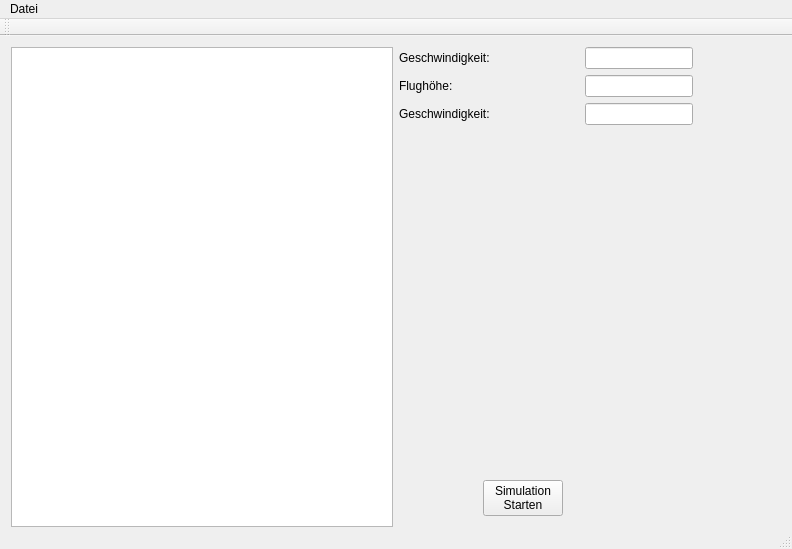
This is steuerung.ui in oevermann/flaming-robot as Qt 5 draws it before an edit. The edited form follows.
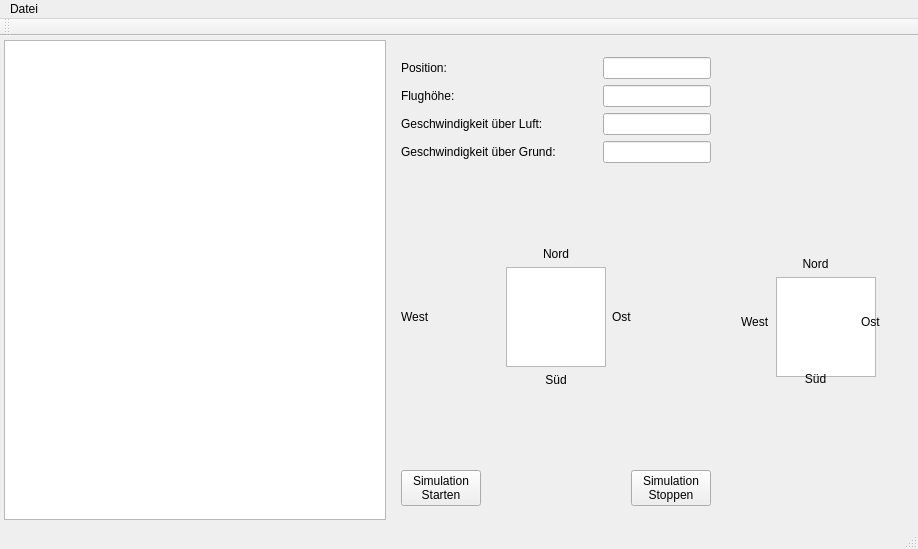
This is the edited form.

The edit to the form file:
```diff
--- a/steuerung.ui
+++ b/steuerung.ui
@@ -12,7 +12,7 @@
    <rect>
     <x>0</x>
     <y>0</y>
-    <width>792</width>
+    <width>918</width>
     <height>549</height>
    </rect>
   </property>
@@ -26,8 +26,96 @@
    <string>Steuerung</string>
   </property>
   <widget class="QWidget" name="centralWidget">
-   <layout class="QGridLayout" name="gridLayout">
-    <item row="0" column="1">
+   <widget class="QGraphicsView" name="graphicsView">
+    <property name="geometry">
+     <rect>
+      <x>4</x>
+      <y>4</y>
+      <width>382</width>
+      <height>480</height>
+     </rect>
+    </property>
+    <property name="minimumSize">
+     <size>
+      <width>382</width>
+      <height>480</height>
+     </size>
+    </property>
+    <property name="interactive">
+     <bool>false</bool>
+    </property>
+   </widget>
+   <widget class="QWidget" name="layoutWidget">
+    <property name="geometry">
+     <rect>
+      <x>730</x>
+      <y>210</y>
+      <width>162</width>
+      <height>151</height>
+     </rect>
+    </property>
+    <layout class="QGridLayout" name="gridLayout_3">
+     <item row="2" column="0">
+      <widget class="QLabel" name="lblWest_2">
+       <property name="text">
+        <string>West</string>
+       </property>
+      </widget>
+     </item>
+     <item row="2" column="1">
+      <widget class="QGraphicsView" name="wind_graphicsView">
+       <property name="minimumSize">
+        <size>
+         <width>100</width>
+         <height>100</height>
+        </size>
+       </property>
+       <property name="maximumSize">
+        <size>
+         <width>100</width>
+         <height>100</height>
+        </size>
+       </property>
+      </widget>
+     </item>
+     <item row="2" column="2">
+      <widget class="QLabel" name="lblOst_2">
+       <property name="text">
+        <string>Ost</string>
+       </property>
+      </widget>
+     </item>
+     <item row="3" column="1">
+      <widget class="QLabel" name="lblSued_2">
+       <property name="text">
+        <string>Süd</string>
+       </property>
+       <property name="alignment">
+        <set>Qt::AlignCenter</set>
+       </property>
+      </widget>
+     </item>
+     <item row="1" column="1">
+      <widget class="QLabel" name="lblNord_2">
+       <property name="text">
+        <string>Nord</string>
+       </property>
+       <property name="alignment">
+        <set>Qt::AlignCenter</set>
+       </property>
+      </widget>
+     </item>
+    </layout>
+   </widget>
+   <widget class="QWidget" name="layoutWidget">
+    <property name="geometry">
+     <rect>
+      <x>390</x>
+      <y>10</y>
+      <width>332</width>
+      <height>471</height>
+     </rect>
+    </property>
      <layout class="QVBoxLayout" name="verticalLayout_3">
       <item>
        <layout class="QHBoxLayout" name="horizontalLayout">
@@ -36,7 +124,7 @@
           <item>
            <widget class="QLabel" name="label">
             <property name="text">
-             <string>Geschwindigkeit:</string>
+            <string>Position:</string>
             </property>
            </widget>
           </item>
@@ -50,7 +138,14 @@
           <item>
            <widget class="QLabel" name="label_3">
             <property name="text">
-             <string>Geschwindigkeit:</string>
+            <string>Geschwindigkeit über Luft:</string>
+           </property>
+          </widget>
+         </item>
+         <item>
+          <widget class="QLabel" name="label_4">
+           <property name="text">
+            <string>Geschwindigkeit über Grund:</string>
             </property>
            </widget>
           </item>
@@ -63,7 +158,7 @@
           </property>
           <property name="sizeHint" stdset="0">
            <size>
-            <width>18</width>
+           <width>5</width>
             <height>20</height>
            </size>
           </property>
@@ -92,20 +187,77 @@
             </property>
            </widget>
           </item>
-         </layout>
-        </item>
+         <item>
+          <widget class="QLineEdit" name="groundspeed_text"/>
+         </item>
+        </layout>
+       </item>
+      </layout>
+     </item>
         <item>
-         <spacer name="horizontalSpacer_4">
+      <spacer name="verticalSpacer">
           <property name="orientation">
-           <enum>Qt::Horizontal</enum>
+        <enum>Qt::Vertical</enum>
           </property>
           <property name="sizeHint" stdset="0">
            <size>
-            <width>40</width>
-            <height>20</height>
+         <width>20</width>
+         <height>40</height>
            </size>
           </property>
          </spacer>
+     </item>
+     <item>
+      <layout class="QGridLayout" name="gridLayout_2">
+       <item row="2" column="0">
+        <widget class="QLabel" name="lblWest">
+         <property name="text">
+          <string>West</string>
+         </property>
+        </widget>
+       </item>
+       <item row="2" column="1">
+        <widget class="QGraphicsView" name="komp_graphicsView">
+         <property name="minimumSize">
+          <size>
+           <width>100</width>
+           <height>100</height>
+          </size>
+         </property>
+         <property name="maximumSize">
+          <size>
+           <width>100</width>
+           <height>100</height>
+          </size>
+         </property>
+        </widget>
+       </item>
+       <item row="2" column="2">
+        <widget class="QLabel" name="lblOst">
+         <property name="text">
+          <string>Ost</string>
+         </property>
+        </widget>
+       </item>
+       <item row="3" column="1">
+        <widget class="QLabel" name="lblSued">
+         <property name="text">
+          <string>Süd</string>
+         </property>
+         <property name="alignment">
+          <set>Qt::AlignCenter</set>
+         </property>
+        </widget>
+       </item>
+       <item row="1" column="1">
+        <widget class="QLabel" name="lblNord">
+         <property name="text">
+          <string>Nord</string>
+         </property>
+         <property name="alignment">
+          <set>Qt::AlignCenter</set>
+         </property>
+        </widget>
         </item>
        </layout>
       </item>
@@ -124,19 +276,6 @@
       </item>
       <item>
        <layout class="QHBoxLayout" name="horizontalLayout_2">
-        <item>
-         <spacer name="horizontalSpacer">
-          <property name="orientation">
-           <enum>Qt::Horizontal</enum>
-          </property>
-          <property name="sizeHint" stdset="0">
-           <size>
-            <width>48</width>
-            <height>20</height>
-           </size>
-          </property>
-         </spacer>
-        </item>
         <item>
          <widget class="QPushButton" name="start">
           <property name="text">
@@ -146,43 +285,37 @@
          </widget>
         </item>
         <item>
-         <spacer name="horizontalSpacer_3">
+        <spacer name="horizontalSpacer">
           <property name="orientation">
            <enum>Qt::Horizontal</enum>
           </property>
           <property name="sizeHint" stdset="0">
            <size>
-            <width>218</width>
+           <width>40</width>
             <height>20</height>
            </size>
           </property>
          </spacer>
         </item>
-       </layout>
-      </item>
-     </layout>
-    </item>
-    <item row="0" column="0">
-     <widget class="QGraphicsView" name="graphicsView">
-      <property name="minimumSize">
-       <size>
-        <width>382</width>
-        <height>480</height>
-       </size>
-      </property>
-      <property name="interactive">
-       <bool>false</bool>
-      </property>
+       <item>
+        <widget class="QPushButton" name="stop">
+         <property name="text">
+          <string>Simulation
+Stoppen</string>
+         </property>
      </widget>
     </item>
    </layout>
+     </item>
+    </layout>
+   </widget>
   </widget>
   <widget class="QMenuBar" name="menuBar">
    <property name="geometry">
     <rect>
      <x>0</x>
      <y>0</y>
-     <width>792</width>
+     <width>918</width>
      <height>21</height>
     </rect>
    </property>
```
Left out of the diff: 6 changed lines with no effect on the pictures. Lines whose indentation alone changed are shown as unchanged.
